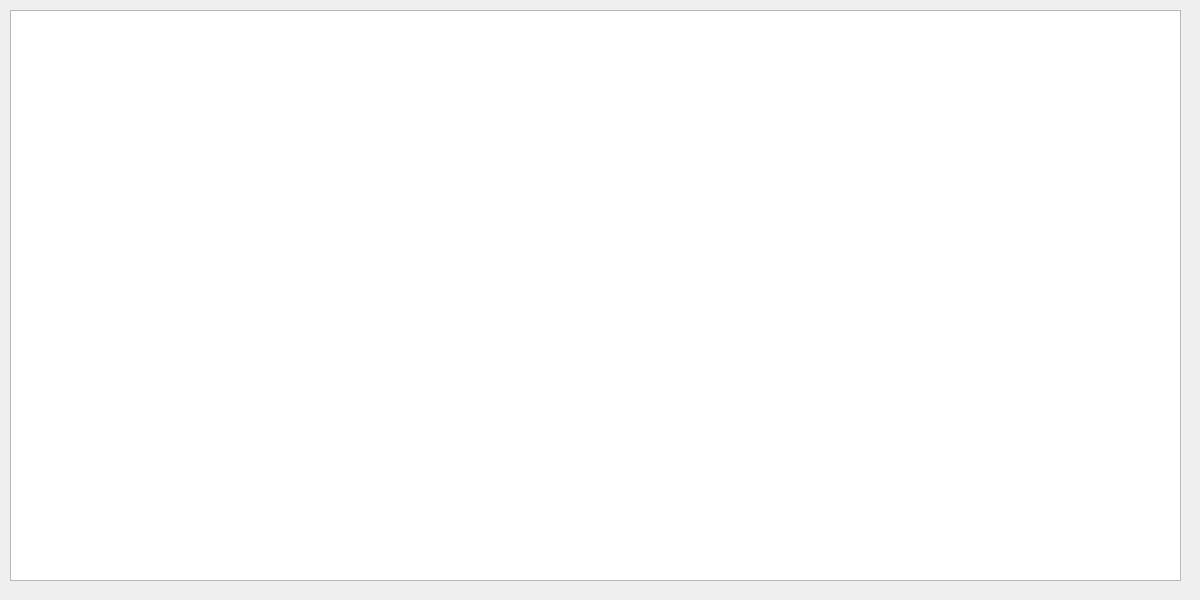
First picture: the form in src/ManagerPF2E/managerwidget.ui, repository lazaropo/2EManager, before the edit.
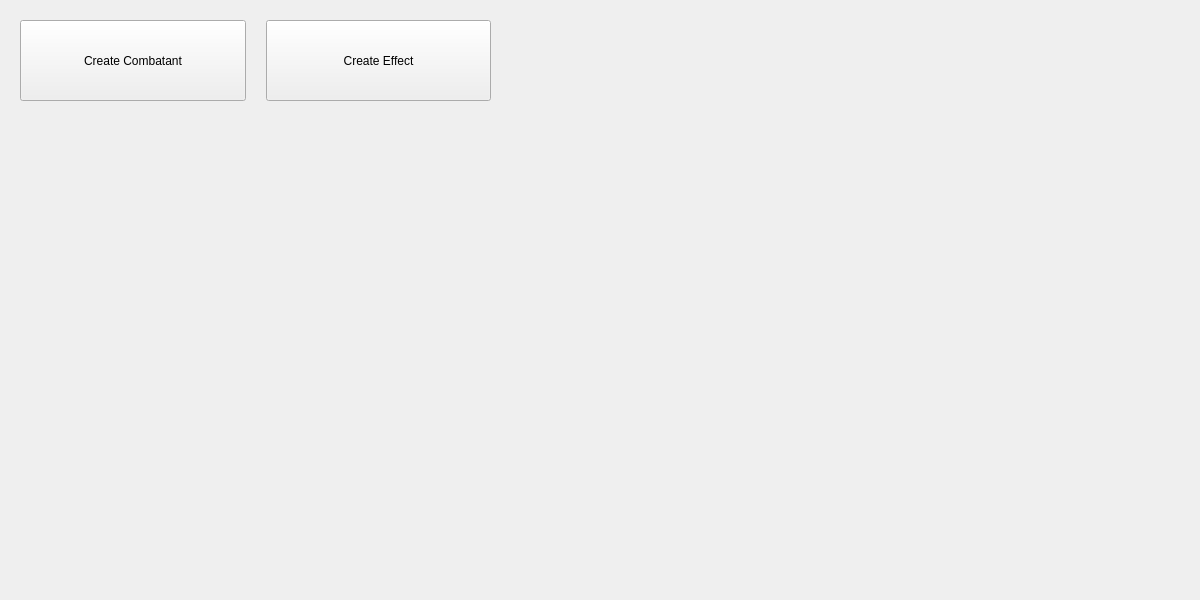
Second picture: the form after the edit.

Commit message: combatants print

```diff
--- a/src/ManagerPF2E/managerwidget.ui
+++ b/src/ManagerPF2E/managerwidget.ui
@@ -13,15 +13,75 @@
   <property name="windowTitle">
    <string>ManagerWidget</string>
   </property>
-  <widget class="QListView" name="combatant_list_widget">
+  <widget class="QScrollArea" name="scrollArea">
    <property name="geometry">
     <rect>
-     <x>10</x>
-     <y>10</y>
-     <width>1171</width>
-     <height>571</height>
+     <x>20</x>
+     <y>110</y>
+     <width>1151</width>
+     <height>481</height>
     </rect>
    </property>
+   <property name="frameShape">
+    <enum>QFrame::NoFrame</enum>
+   </property>
+   <property name="frameShadow">
+    <enum>QFrame::Plain</enum>
+   </property>
+   <property name="widgetResizable">
+    <bool>true</bool>
+   </property>
+   <widget class="QWidget" name="scrollAreaWidgetContents">
+    <property name="geometry">
+     <rect>
+      <x>0</x>
+      <y>0</y>
+      <width>1151</width>
+      <height>481</height>
+     </rect>
+    </property>
+   </widget>
+  </widget>
+  <widget class="QWidget" name="layoutWidget">
+   <property name="geometry">
+    <rect>
+     <x>20</x>
+     <y>20</y>
+     <width>471</width>
+     <height>81</height>
+    </rect>
+   </property>
+   <layout class="QHBoxLayout" name="horizontalLayout">
+    <property name="spacing">
+     <number>20</number>
+    </property>
+    <item>
+     <widget class="QPushButton" name="pushButton_create_combatant">
+      <property name="sizePolicy">
+       <sizepolicy hsizetype="Minimum" vsizetype="Preferred">
+        <horstretch>0</horstretch>
+        <verstretch>0</verstretch>
+       </sizepolicy>
+      </property>
+      <property name="text">
+       <string>Create Combatant</string>
+      </property>
+     </widget>
+    </item>
+    <item>
+     <widget class="QPushButton" name="pushButton_create_effect">
+      <property name="sizePolicy">
+       <sizepolicy hsizetype="Minimum" vsizetype="Preferred">
+        <horstretch>0</horstretch>
+        <verstretch>0</verstretch>
+       </sizepolicy>
+      </property>
+      <property name="text">
+       <string>Create Effect</string>
+      </property>
+     </widget>
+    </item>
+   </layout>
   </widget>
  </widget>
  <resources/>
```
The commit also changes 14 other files.
